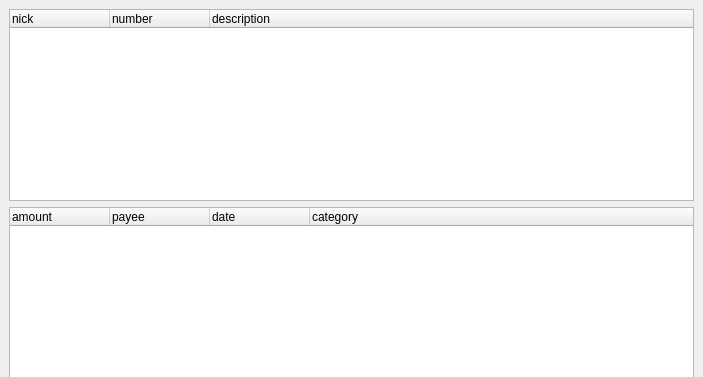
Qt form balancer/window.ui (usovalx/balancer) before a commit; both pictures show x 0 to 703 and y 0 to 377 of the 703 by 545 pixel window.
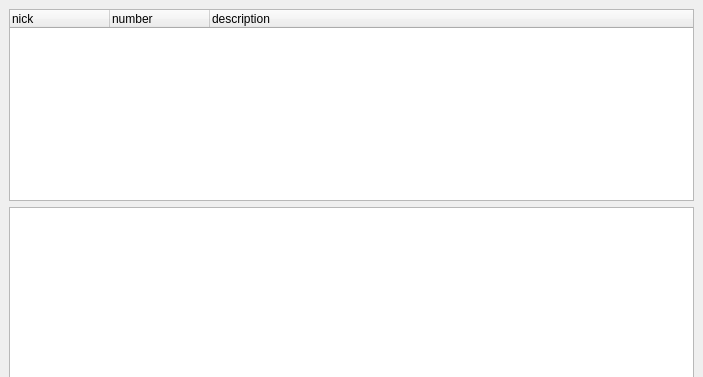
The same form after that commit.

Diff of the .ui file:
```diff
--- a/balancer/window.ui
+++ b/balancer/window.ui
@@ -62,39 +62,10 @@
      </widget>
     </item>
     <item>
-     <widget class="QTreeWidget" name="transactionsList">
+     <widget class="QTreeView" name="transactionsList">
       <property name="alternatingRowColors">
        <bool>true</bool>
       </property>
-      <property name="rootIsDecorated">
-       <bool>false</bool>
-      </property>
-      <property name="uniformRowHeights">
-       <bool>true</bool>
-      </property>
-      <property name="allColumnsShowFocus">
-       <bool>true</bool>
-      </property>
-      <column>
-       <property name="text">
-        <string>amount</string>
-       </property>
-      </column>
-      <column>
-       <property name="text">
-        <string>payee</string>
-       </property>
-      </column>
-      <column>
-       <property name="text">
-        <string>date</string>
-       </property>
-      </column>
-      <column>
-       <property name="text">
-        <string>category</string>
-       </property>
-      </column>
      </widget>
     </item>
    </layout>
```
